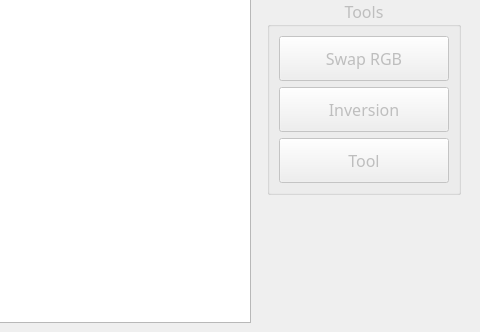
roazanas/cpp_creative_designerAWS, file mainwindow.ui: the form before one commit; both pictures show x 563 to 1043 and y 468 to 800 of the 1043 by 800 pixel window.
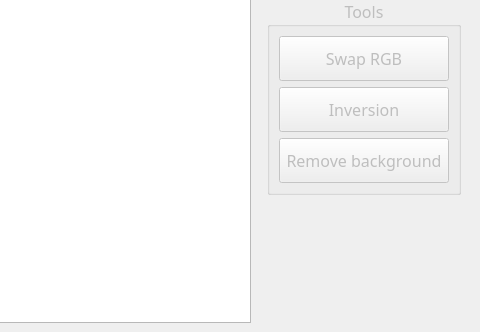
The form after the commit. Icons and pictures are not drawn. Custom widgets are drawn as their Qt base class.

Commit message: Many minor changes, need to fix remove background

```diff
--- a/mainwindow.ui
+++ b/mainwindow.ui
@@ -590,10 +590,10 @@
             <string/>
            </property>
            <property name="text">
-            <string>Tool</string>
+            <string>Remove background</string>
            </property>
            <property name="checkable">
-            <bool>false</bool>
+            <bool>true</bool>
            </property>
           </widget>
          </item>
```
Left out of the diff: 10 changed lines with no effect on the pictures. The commit also changes 39 other files.
